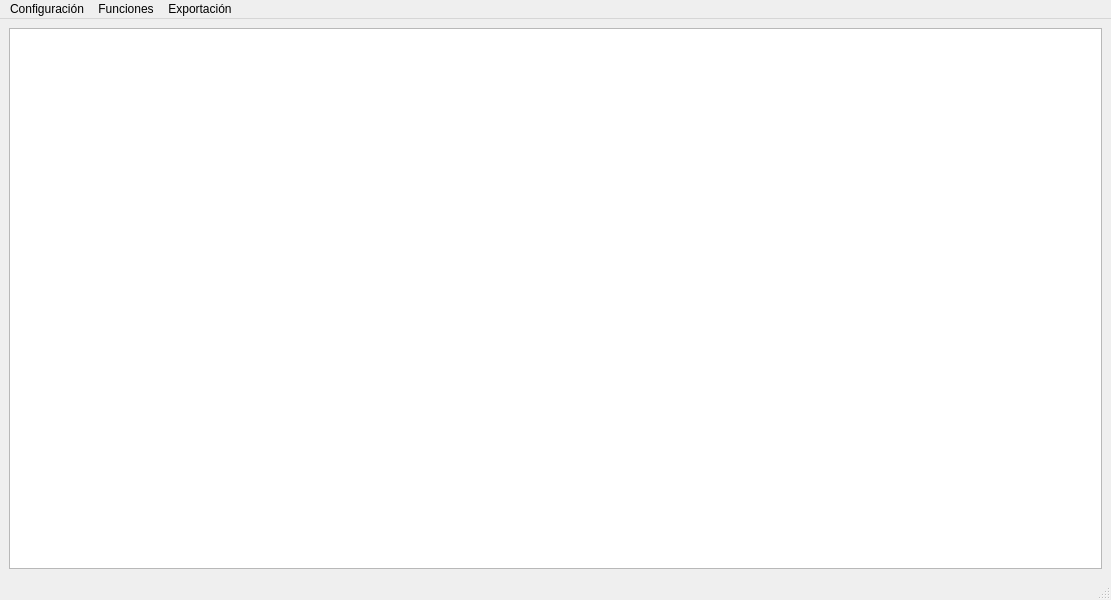
Qt form app/resources/main_window.ui (EL-BID/red_basica) before a commit.
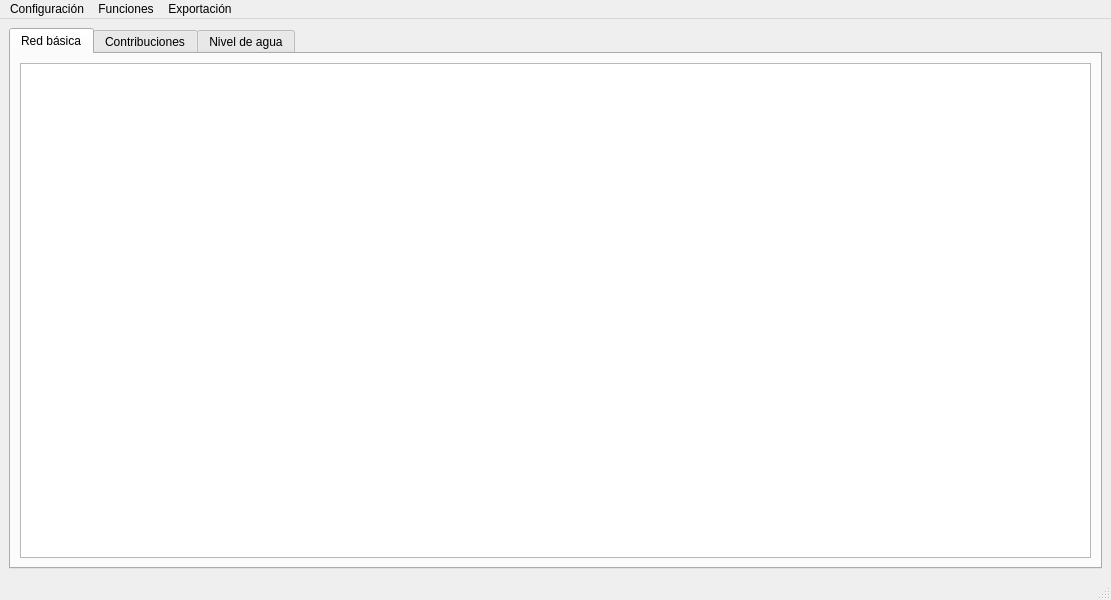
The same form after that commit.

Commit message: new layout with tabs

Patch:
```diff
--- a/app/resources/main_window.ui
+++ b/app/resources/main_window.ui
@@ -16,7 +16,47 @@
   <widget class="QWidget" name="centralwidget">
    <layout class="QGridLayout" name="gridLayout">
     <item row="0" column="0">
-     <widget class="QTableView" name="tableView"/>
+     <widget class="QTabWidget" name="tabWidget">
+      <property name="sizePolicy">
+       <sizepolicy hsizetype="Expanding" vsizetype="Expanding">
+        <horstretch>0</horstretch>
+        <verstretch>0</verstretch>
+       </sizepolicy>
+      </property>
+      <property name="currentIndex">
+       <number>0</number>
+      </property>
+      <widget class="QWidget" name="calcTab">
+       <attribute name="title">
+        <string>Red básica</string>
+       </attribute>
+       <layout class="QHBoxLayout" name="horizontalLayout">
+        <item>
+         <widget class="QTableView" name="calcTable"/>
+        </item>
+       </layout>
+      </widget>
+      <widget class="QWidget" name="contribTab">
+       <attribute name="title">
+        <string>Contribuciones</string>
+       </attribute>
+       <layout class="QHBoxLayout" name="horizontalLayout_2">
+        <item>
+         <widget class="QTableView" name="contribTable"/>
+        </item>
+       </layout>
+      </widget>
+      <widget class="QWidget" name="wlaTab">
+       <attribute name="title">
+        <string>Nivel de agua</string>
+       </attribute>
+       <layout class="QHBoxLayout" name="horizontalLayout_3">
+        <item>
+         <widget class="QTableView" name="wlaTable"/>
+        </item>
+       </layout>
+      </widget>
+     </widget>
     </item>
    </layout>
   </widget>
```
Left out of the diff: 2 changed lines with no effect on the pictures. The commit also changes 2 other files.
